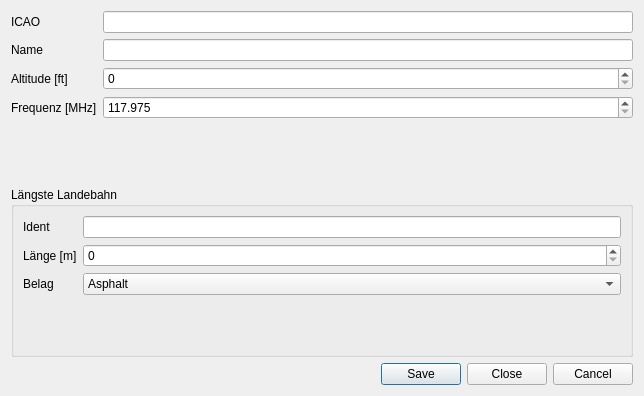
Above: AirportsDB/airportdialog.ui from TUBSAPISS2020/API-Materialien before the change. Below: the same form after it.
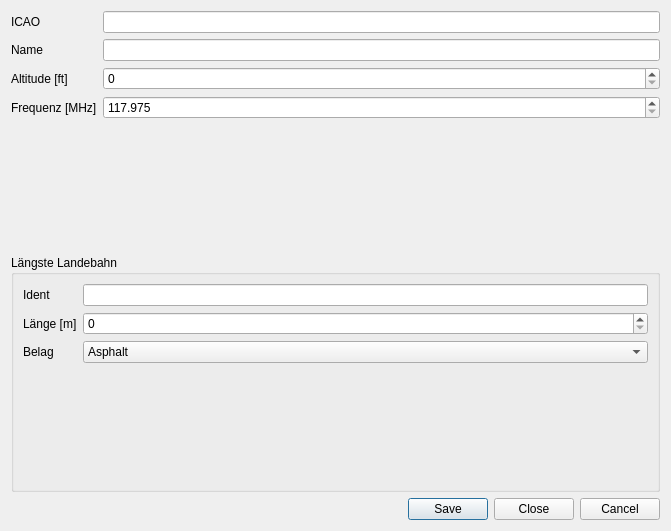
That is the form after the change.

The edit to the form file:
```diff
--- a/AirportsDB/airportdialog.ui
+++ b/AirportsDB/airportdialog.ui
@@ -6,8 +6,8 @@
    <rect>
     <x>0</x>
     <y>0</y>
-    <width>644</width>
-    <height>396</height>
+    <width>671</width>
+    <height>531</height>
    </rect>
   </property>
   <property name="windowTitle">
```
Left out of the diff: 35 changed lines with no effect on the pictures.
